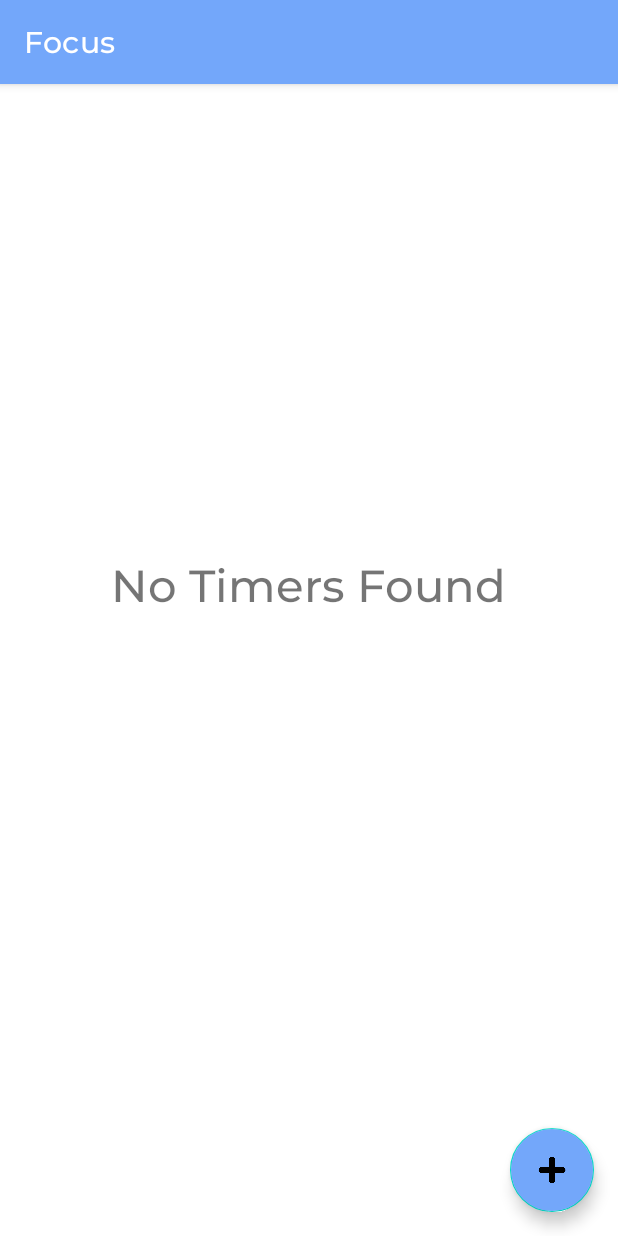
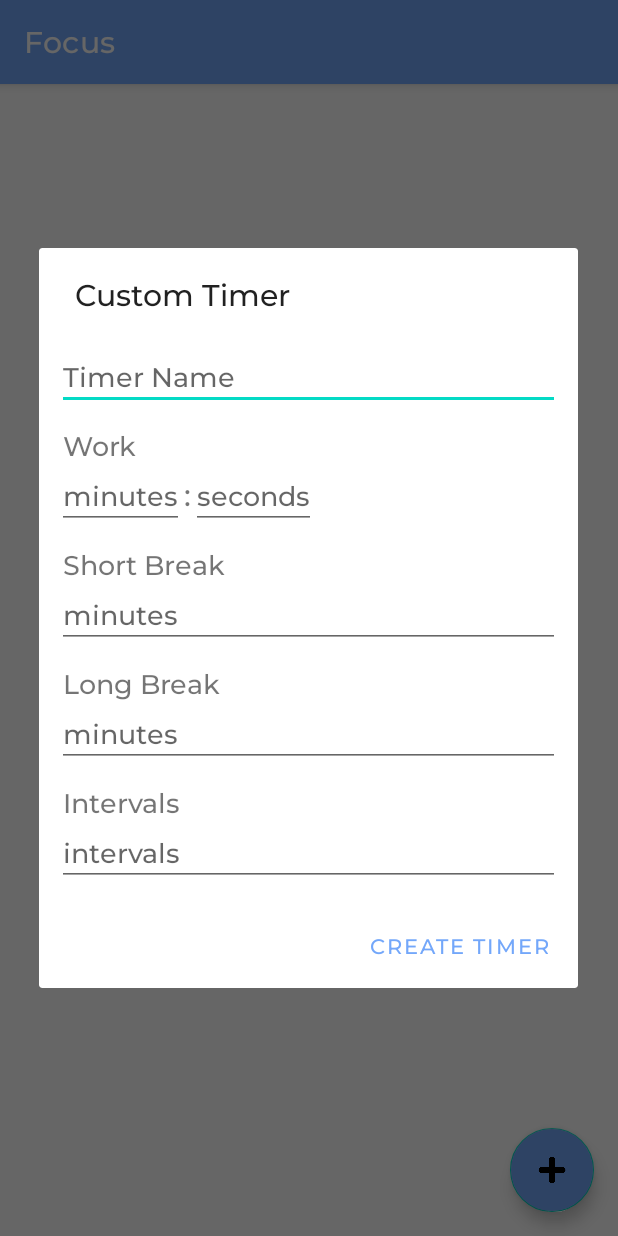
Before and after one commit to hillcormac/focus-app, an Android app: the fragment MyTimersFragment shown on its own in the app's theme, after a tap on an icon or button, on a phone screen of 412 x 824 dp. Run offline under Robolectric (Android 15) with nearby library versions, the phone set to English and light mode, and no system bars.

Commit message:
23/02/22
- finished custom timer functionality
- added helper classes for accessing SQLite DBs and shared preferences

```diff
--- a/Focus/app/src/main/AndroidManifest.xml
+++ b/Focus/app/src/main/AndroidManifest.xml
@@ -3,6 +3,7 @@
     package="com.fyp.focus">
 
     <uses-permission android:name="android.permission.MANAGE_EXTERNAL_STORAGE" />
+    <uses-permission android:name="android.permission.VIBRATE" />
 
     <application
         android:allowBackup="true"
--- a/Focus/app/src/main/java/com/fyp/focus/activity/TimerListActivity.kt
+++ b/Focus/app/src/main/java/com/fyp/focus/activity/TimerListActivity.kt
@@ -2,9 +2,13 @@ package com.fyp.focus.activity
 
 import androidx.appcompat.app.AppCompatActivity
 import android.os.Bundle
+import androidx.fragment.app.DialogFragment
 import androidx.viewpager.widget.ViewPager
 import com.fyp.focus.R
 import com.fyp.focus.adapter.TimerTabsAdapter
+import com.fyp.focus.customclass.Timer
+import com.fyp.focus.dialog.CreateCustomTimerDialogFragment
+import com.fyp.focus.fragment.MyTimersFragment
 import com.google.android.material.tabs.TabLayout
 
 private const val TAG = "TimerListActivity"
--- /dev/null
+++ b/Focus/app/src/main/java/com/fyp/focus/dialog/CreateCustomTimerDialogFragment.kt
@@ -0,0 +1,98 @@
+package com.fyp.focus.dialog
+
+import android.app.AlertDialog
+import android.app.Dialog
+import android.content.Context
+import android.content.DialogInterface
+import android.os.Bundle
+import android.text.TextUtils
+import android.widget.EditText
+import android.widget.Toast
+import androidx.fragment.app.DialogFragment
+import com.fyp.focus.R
+import com.fyp.focus.customclass.DBHelper
+import com.fyp.focus.customclass.Timer
+import com.fyp.focus.global.GlobalFunctions.logMessage
+import java.lang.ClassCastException
+import java.lang.IllegalStateException
+
+private const val TAG = "CreateCustomTimerDialogFragment"
+
+class CreateCustomTimerDialogFragment(private val dbHelper: DBHelper): DialogFragment() {
+
+    private lateinit var listener: CreateCustomTimerDialogListener
+
+    private var etTimerName: EditText? = null
+    private var etTimeWorkMins: EditText? = null
+    private var etTimeWorkSecs: EditText? = null
+    private var etTimeShortBreak: EditText? = null
+    private var etTimeLongBreak: EditText? = null
+    private var etTimerIntervals: EditText? = null
+
+    interface CreateCustomTimerDialogListener {
+        fun onTimerCreated(dialog: DialogFragment, timer: Timer)
+    }
+
+    override fun onAttach(context: Context) {
+        super.onAttach(context)
+
+        try {
+            listener = targetFragment as CreateCustomTimerDialogListener
+        } catch (e: ClassCastException) {
+            throw ClassCastException("$context must implement CreateCustomTimerDialogFragment")
+        }
+    }
+
+    override fun onCreateDialog(savedInstanceState: Bundle?): Dialog {
+        return activity.let {
+            val dialogView = this.layoutInflater.inflate(R.layout.dialog_create_custom_timer, null)
+            val builder = AlertDialog.Builder(it)
+            builder.setTitle("Custom Timer")
+            builder.setView(dialogView)
+            etTimerName = dialogView.findViewById(R.id.etTimerName)
+            etTimeWorkMins = dialogView.findViewById(R.id.etTimeWorkMins)
+            etTimeWorkSecs = dialogView.findViewById(R.id.etTimeWorkSecs)
+            etTimeShortBreak = dialogView.findViewById(R.id.etTimeShortBreak)
+            etTimeLongBreak = dialogView.findViewById(R.id.etTimeLongBreak)
+            etTimerIntervals = dialogView.findViewById(R.id.etTimerIntervals)
+            builder.setPositiveButton("Create Timer") { dialog, _ ->
+                val (errorMessage, valid) = allFieldsValid()
+                if (valid) {
+                    if (etTimeWorkSecs?.text.toString().length == 1) {
+                        etTimeWorkSecs?.setText(etTimeWorkSecs?.text.toString().padStart(2, '0'))
+                    }
+                    val timer = Timer(
+                        etTimerName?.text.toString(),
+                        "${etTimeWorkMins?.text}:${etTimeWorkSecs?.text}",
+                        etTimeShortBreak?.text.toString(),
+                        etTimeLongBreak?.text.toString(),
+                        etTimerIntervals?.text.toString().toInt()
+                    )
+                    if (dbHelper.timerExists(dbHelper.readableDatabase, timer)) {
+                        Toast.makeText(context, "Timer with name ${timer.name} already exists", Toast.LENGTH_SHORT).show()
+                    } else {
+                        listener.onTimerCreated(this, timer)
+                        dialog.dismiss()
+                    }
+                } else {
+                    Toast.makeText(context, errorMessage, Toast.LENGTH_SHORT).show()
+                }
+            }
+            builder.create()
+        } ?: throw IllegalStateException("Activity cannot be null")
+    }
+
+    private fun allFieldsValid(): Pair<String, Boolean> {
+        // if any fields are empty
+        if (TextUtils.isEmpty(etTimerName?.text.toString()) || TextUtils.isEmpty(etTimeWorkMins?.text.toString()) || TextUtils.isEmpty(etTimeWorkSecs?.text.toString())
+            || TextUtils.isEmpty(etTimeShortBreak?.text.toString()) || TextUtils.isEmpty(etTimeLongBreak?.text.toString()) || TextUtils.isEmpty(etTimerIntervals?.text.toString())) {
+            return "Please fill in all fields" to false
+        } else if (etTimeWorkMins?.text.toString().toInt() < 1 || etTimeShortBreak?.text.toString().toInt() < 1
+            || etTimeLongBreak?.text.toString().toInt() < 1 || etTimerIntervals?.text.toString().toInt() < 1) {
+            return "Minute and Interval fields cannot be 0 " to false
+        } else if (etTimeWorkSecs?.text.toString().toInt() > 59) {
+            return "Seconds cannot be more than 60" to false
+        }
+        return "" to true
+    }
+}
--- a/Focus/app/src/main/java/com/fyp/focus/fragment/MyTimersFragment.kt
+++ b/Focus/app/src/main/java/com/fyp/focus/fragment/MyTimersFragment.kt
@@ -1,7 +1,6 @@
 package com.fyp.focus.fragment
 
 import android.content.Intent
-import android.content.SharedPreferences
 import android.os.Bundle
 import androidx.fragment.app.Fragment
 import android.view.LayoutInflater
@@ -9,23 +8,31 @@ import android.view.View
 import android.view.ViewGroup
 import android.widget.ListView
 import android.widget.TextView
+import androidx.fragment.app.DialogFragment
 import com.fyp.focus.R
 import com.fyp.focus.activity.TimerActivity
 import com.fyp.focus.adapter.TimerListAdapter
 import com.fyp.focus.customclass.DBHelper
 import com.fyp.focus.customclass.Timer
+import com.fyp.focus.dialog.ConfirmDeleteTimerDialogFragment
+import com.fyp.focus.dialog.CreateCustomTimerDialogFragment
 import com.fyp.focus.global.GlobalFunctions.logMessage
 import com.fyp.focus.global.UserPreferences
 import com.google.android.material.floatingactionbutton.FloatingActionButton
 
 private const val TAG = "MyTimersFragment"
 
-class MyTimersFragment : Fragment() {
+class MyTimersFragment : Fragment(),
+    CreateCustomTimerDialogFragment.CreateCustomTimerDialogListener,
+    ConfirmDeleteTimerDialogFragment.ConfirmDeleteTimerDialogListener {
 
     private lateinit var preferences: UserPreferences
     private lateinit var dbHelper: DBHelper
     private lateinit var tvMyTimersList: TextView
     private lateinit var fabMyTimers: FloatingActionButton
+
+    private var timerArray =  ArrayList<Timer>()
+    private lateinit var adapter: TimerListAdapter
 
     override fun onCreateView(
         inflater: LayoutInflater, container: ViewGroup?,
@@ -41,6 +48,7 @@ class MyTimersFragment : Fragment() {
         fabMyTimers = view.findViewById(R.id.fabMyTimers)
         dbHelper = DBHelper(requireContext(), "focus", "custom_timers")
         preferences = UserPreferences(requireContext())
+        adapter = TimerListAdapter(this, timerArray)
 
         if (!preferences.customTimerDbCreated) {
 //            logMessage(TAG, "table not created, creating now")
@@ -51,17 +59,8 @@ class MyTimersFragment : Fragment() {
         if (dbHelper.isTableEmpty(dbHelper.readableDatabase)) {
             tvMyTimersList.visibility = View.VISIBLE
         } else {
-            initListView()
-        }
-
-        fabMyTimers.setOnClickListener {
-
-        }
-    }
-
-    private fun initListView() {
             tvMyTimersList.visibility = View.GONE
-        val timerArray = ArrayList<Timer>()
+            timerArray = ArrayList()
 
             val cursor = dbHelper.readAllData(dbHelper.readableDatabase)
             if (cursor.moveToFirst()) {
@@ -73,8 +72,8 @@ class MyTimersFragment : Fragment() {
                 }
             }
 
-        val adapter = TimerListAdapter(this, timerArray)
-        val listView = requireView().findViewById<ListView>(R.id.lvDefaultTimers)
+            adapter = TimerListAdapter(this, timerArray)
+            val listView = requireView().findViewById<ListView>(R.id.lvMyTimers)
             listView.adapter = adapter
 
             listView.setOnItemClickListener { adapterView, view, i, l ->
@@ -87,5 +86,44 @@ class MyTimersFragment : Fragment() {
                 intent.putExtra("intervals", adapter.timers[i].intervals.toString())
                 startActivity(intent)
             }
+
+            listView.setOnItemLongClickListener { adapterView, view, i, l ->
+                val dialog = ConfirmDeleteTimerDialogFragment(adapter.timers[i])
+                dialog.setTargetFragment(this, 1)
+                dialog.show(requireActivity().supportFragmentManager, "ConfirmDeleteTimerDialog")
+                true
             }
         }
+
+        fabMyTimers.setOnClickListener {
+            val dialog = CreateCustomTimerDialogFragment(dbHelper)
+            dialog.setTargetFragment(this, 1)
+            dialog.show(requireActivity().supportFragmentManager, "CreateCustomTimerDialog")
+        }
+    }
+
+    override fun onTimerCreated(dialog: DialogFragment, timer: Timer) {
+        logMessage(TAG, "received timer $timer")
+        dbHelper.insertData(
+            dbHelper.writableDatabase,
+            timer.name, timer.timeWork,
+            timer.timeShortBreak.toString(),
+            timer.timeLongBreak.toString(),
+            timer.intervals
+        )
+        timerArray.add(timer)
+        adapter.notifyDataSetChanged()
+        if (adapter.timers.isNotEmpty()) {
+            tvMyTimersList.visibility = View.GONE
+        }
+    }
+
+    override fun onDeleteTimer(dialog: DialogFragment, timer: Timer) {
+        dbHelper.deleteData(dbHelper.writableDatabase, timer.name)
+        adapter.remove(timer)
+        adapter.notifyDataSetChanged()
+        if (adapter.timers.isEmpty()) {
+            tvMyTimersList.visibility = View.VISIBLE
+        }
+    }
+}
--- /dev/null
+++ b/Focus/app/src/main/res/drawable/colour_circle.xml
@@ -0,0 +1,6 @@
+<?xml version="1.0" encoding="utf-8"?>
+<shape
+    xmlns:android="http://schemas.android.com/apk/res/android"
+    android:shape="oval">
+    <stroke android:color="@color/white" android:width="2dp" />
+</shape>
--- a/Focus/app/src/main/res/drawable/timer_list_adapter_rectangle_bg.xml
+++ b/Focus/app/src/main/res/drawable/timer_list_adapter_rectangle_bg.xml
@@ -1,6 +1,6 @@
 <?xml version="1.0" encoding="utf-8"?>
 <shape xmlns:android="http://schemas.android.com/apk/res/android">
     <solid android:color="?attr/timerListBgColour" />
-    <stroke android:color="@color/teal_700" android:width="1dp" />
+    <stroke android:color="@color/teal_700" android:width="2dp" />
     <corners android:radius="2dp" />
 </shape>
--- /dev/null
+++ b/Focus/app/src/main/res/layout/dialog_create_custom_timer.xml
@@ -0,0 +1,133 @@
+<?xml version="1.0" encoding="utf-8"?>
+<androidx.constraintlayout.widget.ConstraintLayout xmlns:android="http://schemas.android.com/apk/res/android"
+    xmlns:app="http://schemas.android.com/apk/res-auto"
+    xmlns:tools="http://schemas.android.com/tools"
+    android:layout_width="match_parent"
+    android:layout_height="match_parent"
+    android:padding="12dp">
+
+    <EditText
+        android:id="@+id/etTimerName"
+        android:layout_width="match_parent"
+        android:layout_height="wrap_content"
+        android:hint="Timer Name"
+        android:layout_marginTop="8dp"
+        app:layout_constraintEnd_toEndOf="parent"
+        app:layout_constraintHorizontal_bias="0.1"
+        app:layout_constraintStart_toStartOf="parent"
+        app:layout_constraintTop_toTopOf="parent" />
+
+    <TextView
+        android:id="@+id/tvTimeWorkHeading"
+        android:layout_width="match_parent"
+        android:layout_height="wrap_content"
+        android:text="Work"
+        android:textSize="18sp"
+        android:layout_marginTop="12dp"
+        android:layout_marginStart="4dp"
+        app:layout_constraintEnd_toEndOf="parent"
+        app:layout_constraintStart_toStartOf="parent"
+        app:layout_constraintTop_toBottomOf="@id/etTimerName" />
+
+    <EditText
+        android:id="@+id/etTimeWorkMins"
+        android:layout_width="wrap_content"
+        android:layout_height="wrap_content"
+        android:hint="minutes"
+        android:inputType="number"
+        app:layout_constraintHorizontal_bias="0.1"
+        app:layout_constraintStart_toStartOf="parent"
+        app:layout_constraintTop_toBottomOf="@id/tvTimeWorkHeading" />
+
+    <TextView
+        android:id="@+id/tvTimeWorkDivider"
+        android:layout_width="wrap_content"
+        android:layout_height="wrap_content"
+        android:text=":"
+        android:textSize="20sp"
+        app:layout_constraintHorizontal_bias="0"
+        app:layout_constraintStart_toEndOf="@id/etTimeWorkMins"
+        app:layout_constraintEnd_toEndOf="parent"
+        app:layout_constraintTop_toBottomOf="@id/tvTimeWorkHeading"
+        android:layout_marginTop="8dp"/>
+
+
+    <EditText
+        android:id="@+id/etTimeWorkSecs"
+        android:layout_width="wrap_content"
+        android:layout_height="wrap_content"
+        android:hint="seconds"
+        android:inputType="number"
+        app:layout_constraintHorizontal_bias="0"
+        app:layout_constraintEnd_toEndOf="parent"
+        app:layout_constraintStart_toEndOf="@+id/tvTimeWorkDivider"
+        app:layout_constraintTop_toBottomOf="@id/tvTimeWorkHeading" />
+
+    <TextView
+        android:id="@+id/tvTimeShortBreakHeading"
+        android:layout_width="match_parent"
+        android:layout_height="wrap_content"
+        android:text="Short Break"
+        android:textSize="18sp"
+        android:layout_marginTop="12dp"
+        android:layout_marginStart="4dp"
+        app:layout_constraintEnd_toEndOf="parent"
+        app:layout_constraintStart_toStartOf="parent"
+        app:layout_constraintTop_toBottomOf="@id/etTimeWorkMins" />
+
+    <EditText
+        android:id="@+id/etTimeShortBreak"
+        android:layout_width="match_parent"
+        android:layout_height="wrap_content"
+        android:hint="minutes"
+        android:inputType="number"
+        app:layout_constraintEnd_toEndOf="parent"
+        app:layout_constraintStart_toStartOf="parent"
+        app:layout_constraintTop_toBottomOf="@id/tvTimeShortBreakHeading" />
+
+    <TextView
+        android:id="@+id/tvTimeLongBreakHeading"
+        android:layout_width="match_parent"
+        android:layout_height="wrap_content"
+        android:text="Long Break"
+        android:textSize="18sp"
+        android:layout_marginTop="12dp"
+        android:layout_marginStart="4dp"
+        app:layout_constraintEnd_toEndOf="parent"
+        app:layout_constraintStart_toStartOf="parent"
+        app:layout_constraintTop_toBottomOf="@id/etTimeShortBreak" />
+
+    <EditText
+        android:id="@+id/etTimeLongBreak"
+        android:layout_width="match_parent"
+        android:layout_height="wrap_content"
+        android:hint="minutes"
+        android:inputType="number"
+        app:layout_constraintEnd_toEndOf="parent"
+        app:layout_constraintStart_toStartOf="parent"
+        app:layout_constraintTop_toBottomOf="@id/tvTimeLongBreakHeading" />
+
+    <TextView
+        android:id="@+id/tvIntervalsHeading"
+        android:layout_width="match_parent"
+        android:layout_height="wrap_content"
+        android:text="Intervals"
+        android:textSize="18sp"
+        android:layout_marginTop="12dp"
+        android:layout_marginStart="4dp"
+        app:layout_constraintEnd_toEndOf="parent"
+        app:layout_constraintStart_toStartOf="parent"
+        app:layout_constraintTop_toBottomOf="@id/etTimeLongBreak" />
+
+    <EditText
+        android:id="@+id/etTimerIntervals"
+        android:layout_width="match_parent"
+        android:layout_height="wrap_content"
+        android:hint="intervals"
+        android:inputType="number"
+        app:layout_constraintHorizontal_bias="0.1"
+        app:layout_constraintEnd_toEndOf="parent"
+        app:layout_constraintStart_toStartOf="parent"
+        app:layout_constraintTop_toBottomOf="@id/tvIntervalsHeading" />
+
+</androidx.constraintlayout.widget.ConstraintLayout>
--- a/Focus/app/src/main/res/layout/fragment_default_timers.xml
+++ b/Focus/app/src/main/res/layout/fragment_default_timers.xml
@@ -10,6 +10,8 @@
     <ListView
         android:id="@+id/lvDefaultTimers"
         android:layout_width="wrap_content"
-        android:layout_height="wrap_content" />
+        android:layout_height="wrap_content"
+        android:dividerHeight="3.0sp"
+        android:divider="?attr/timerListBgColour" />
 
 </FrameLayout>
--- a/Focus/app/src/main/res/layout/fragment_my_timers.xml
+++ b/Focus/app/src/main/res/layout/fragment_my_timers.xml
@@ -19,8 +19,9 @@
     <ListView
         android:id="@+id/lvMyTimers"
         android:layout_width="wrap_content"
-        android:layout_height="wrap_content" >
-    </ListView>
+        android:layout_height="wrap_content"
+        android:dividerHeight="3.0sp"
+        android:divider="?attr/timerListBgColour" />
 
     <com.google.android.material.floatingactionbutton.FloatingActionButton
         android:id="@+id/fabMyTimers"
--- a/Focus/app/src/main/res/values-night/themes.xml
+++ b/Focus/app/src/main/res/values-night/themes.xml
@@ -1,6 +1,8 @@
 <resources xmlns:tools="http://schemas.android.com/tools">
     <!-- Base application theme. -->
+
     <style name="Theme.Focus" parent="Theme.MaterialComponents.DayNight.DarkActionBar">
+        <item name="themeName">dark</item>
         <!-- Primary brand color. -->
         <item name="colorPrimary">@color/pale_blue</item>
         <item name="colorPrimaryVariant">@color/dark_blue</item>
--- a/Focus/app/src/main/res/values/attrs.xml
+++ b/Focus/app/src/main/res/values/attrs.xml
@@ -1,4 +1,5 @@
 <?xml version="1.0" encoding="utf-8"?>
 <resources>
     <attr name="timerListBgColour" format="reference" />
+    <attr name="themeName" format="string"/>
 </resources>
--- a/Focus/app/src/main/res/values/themes.xml
+++ b/Focus/app/src/main/res/values/themes.xml
@@ -1,6 +1,8 @@
 <resources xmlns:tools="http://schemas.android.com/tools">
     <!-- Base application theme. -->
+
     <style name="Theme.Focus" parent="Theme.MaterialComponents.DayNight.DarkActionBar">
+        <item name="themeName">light</item>
         <!-- Primary brand color. -->
         <item name="colorPrimary">@color/pale_blue</item>
         <item name="colorPrimaryVariant">@color/dark_blue</item>
```
Also changed, not shown: Focus/app/src/main/java/com/fyp/focus/activity/TimerActivity.kt (+19 -3 lines), Focus/app/src/main/java/com/fyp/focus/customclass/DBHelper.kt (+15 -3 lines), Focus/app/src/main/java/com/fyp/focus/dialog/ConfirmDeleteTimerDialogFragment.kt (added, +44 -0 lines), Focus/app/src/main/res/layout/array_adapter_timer_list.xml (+18 -18 lines), Focus/app/src/main/res/navigation/nav_graph.xml (deleted, +0 -28 lines), Focus/app/src/main/res/values/strings.xml (+1 -7 lines). Lines whose indentation alone changed are shown as unchanged.
